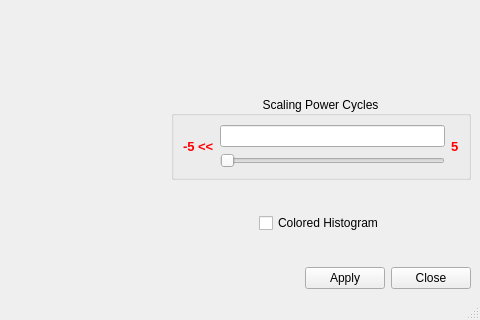
radio-astro/casa, file code/display/QtViewer/ColorHistogram.ui: the form before one commit; both pictures show x 427 to 907 and y 238 to 558 of the 907 by 558 pixel window.
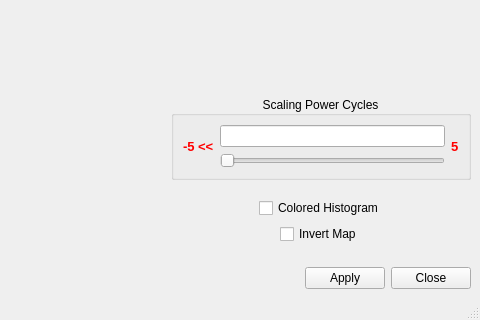
The form after the commit.

Commit message: New Development: No             JIRA Issue: Yes CAS-4608         Ready for Test: Yes      Interface Changes: No What Interface Changed: Please list interface changes          Test Programs: List test programs   Put in Release Notes: No              Module(s): Module Names change impacts.            Description: Need a way to invert the color histogram map (Leroy).

```diff
--- a/code/display/QtViewer/ColorHistogram.ui
+++ b/code/display/QtViewer/ColorHistogram.ui
@@ -22,7 +22,7 @@
   <widget class="QWidget" name="centralwidget">
    <layout class="QVBoxLayout" name="verticalLayout_3">
     <item>
-     <layout class="QHBoxLayout" name="horizontalLayout_6">
+     <layout class="QHBoxLayout" name="horizontalLayout_7">
       <item>
        <widget class="QWidget" name="histogramHolder" native="true">
         <property name="sizePolicy">
@@ -163,7 +163,7 @@
           <property name="sizeHint" stdset="0">
            <size>
             <width>20</width>
-            <height>40</height>
+            <height>13</height>
            </size>
           </property>
          </spacer>
@@ -208,6 +208,46 @@
           </item>
          </layout>
         </item>
+        <item>
+         <layout class="QHBoxLayout" name="horizontalLayout_6">
+          <item>
+           <spacer name="horizontalSpacer_6">
+            <property name="orientation">
+             <enum>Qt::Horizontal</enum>
+            </property>
+            <property name="sizeHint" stdset="0">
+             <size>
+              <width>40</width>
+              <height>20</height>
+             </size>
+            </property>
+           </spacer>
+          </item>
+          <item>
+           <widget class="QCheckBox" name="invertMapCheckBox">
+            <property name="toolTip">
+             <string>Invert the color map.</string>
+            </property>
+            <property name="text">
+             <string>Invert Map</string>
+            </property>
+           </widget>
+          </item>
+          <item>
+           <spacer name="horizontalSpacer_7">
+            <property name="orientation">
+             <enum>Qt::Horizontal</enum>
+            </property>
+            <property name="sizeHint" stdset="0">
+             <size>
+              <width>40</width>
+              <height>20</height>
+             </size>
+            </property>
+           </spacer>
+          </item>
+         </layout>
+        </item>
         <item>
          <spacer name="verticalSpacer">
           <property name="orientation">
@@ -216,7 +256,7 @@
           <property name="sizeHint" stdset="0">
            <size>
             <width>20</width>
-            <height>40</height>
+            <height>17</height>
            </size>
           </property>
          </spacer>
```
The commit also changes 8 other files.
